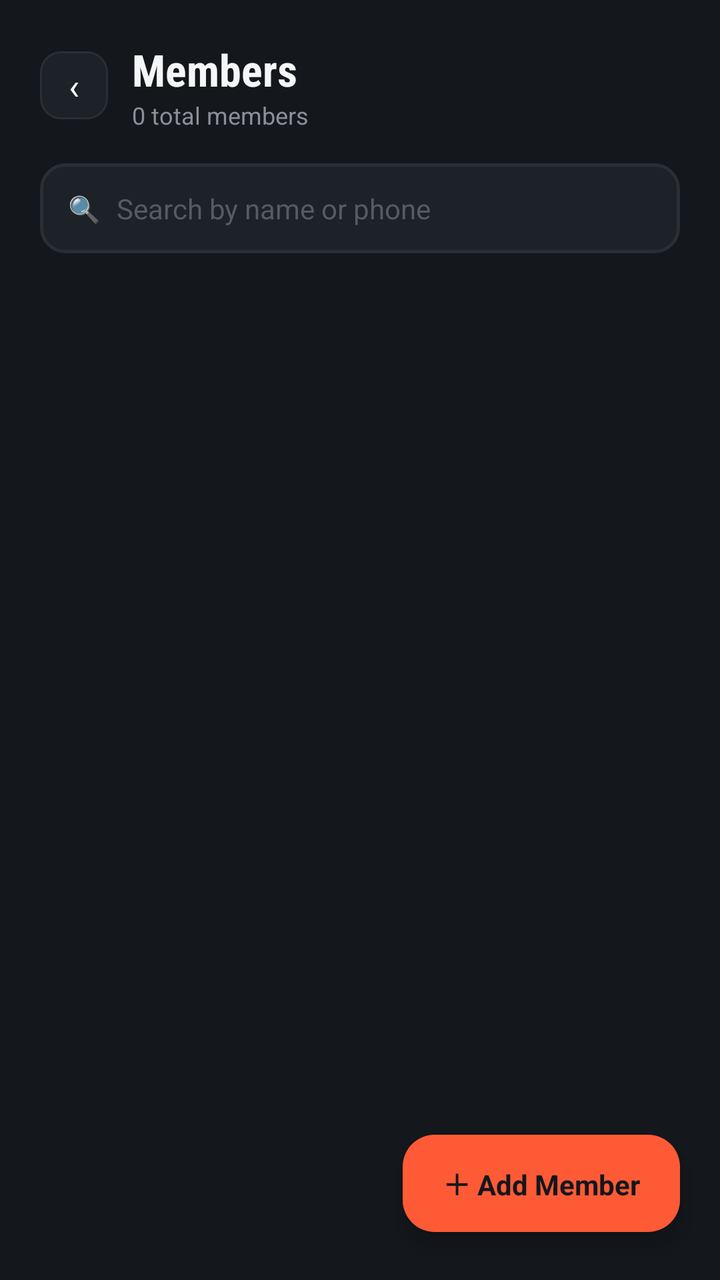
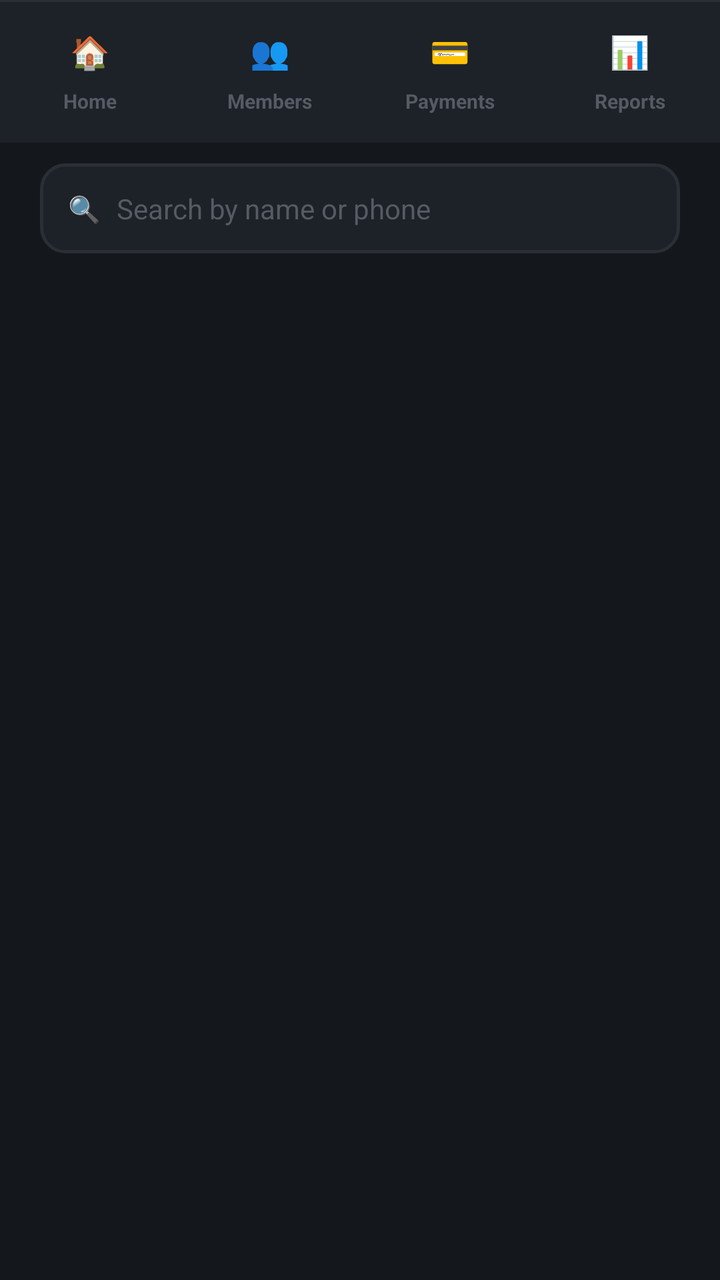

Two renders of the same Android screen: before a commit and after it. Below are the layout's source before the change and the commit's diff.
<!-- AndroidManifest.xml: application theme Theme.GymMembershipSystem -->
<!-- res/layout/activity_member_list.xml -->
<?xml version="1.0" encoding="utf-8"?>
<androidx.constraintlayout.widget.ConstraintLayout
    xmlns:android="http://schemas.android.com/apk/res/android"
    xmlns:app="http://schemas.android.com/apk/res-auto"
    android:layout_width="match_parent"
    android:layout_height="match_parent"
    android:background="@color/bg_dark">

    <LinearLayout
        android:id="@+id/headerGroup"
        android:layout_width="0dp"
        android:layout_height="wrap_content"
        android:orientation="vertical"
        android:padding="20dp"
        android:paddingTop="50dp"
        app:layout_constraintStart_toStartOf="parent"
        app:layout_constraintEnd_toEndOf="parent"
        app:layout_constraintTop_toTopOf="parent">

        <LinearLayout
            android:layout_width="match_parent"
            android:layout_height="wrap_content"
            android:orientation="horizontal"
            android:gravity="center_vertical"
            android:layout_marginBottom="16dp">

            <TextView
                android:id="@+id/btnBack"
                android:layout_width="34dp"
                android:layout_height="34dp"
                android:background="@drawable/bg_back_chip"
                android:gravity="center"
                android:text="‹"
                android:textColor="@color/text_primary"
                android:textSize="18sp"
                android:clickable="true"
                android:focusable="true" />

            <LinearLayout
                android:layout_width="0dp"
                android:layout_height="wrap_content"
                android:layout_weight="1"
                android:orientation="vertical"
                android:layout_marginStart="12dp">

                <TextView
                    android:layout_width="wrap_content"
                    android:layout_height="wrap_content"
                    android:text="Members"
                    android:textColor="@color/text_primary"
                    android:textSize="22sp"
                    android:fontFamily="sans-serif-condensed"
                    android:textStyle="bold" />

                <TextView
                    android:id="@+id/tvMemberCount"
                    android:layout_width="wrap_content"
                    android:layout_height="wrap_content"
                    android:text="0 total members"
                    android:textColor="@color/text_secondary"
                    android:textSize="12sp" />

            </LinearLayout>

        </LinearLayout>

        <LinearLayout
            android:layout_width="match_parent"
            android:layout_height="wrap_content"
            android:orientation="horizontal"
            android:gravity="center_vertical"
            android:background="@drawable/bg_search_box"
            android:paddingStart="14dp"
            android:paddingEnd="14dp">

            <TextView
                android:layout_width="wrap_content"
                android:layout_height="wrap_content"
                android:text="🔍"
                android:textSize="13sp"
                android:layout_marginEnd="8dp" />

            <EditText
                android:id="@+id/editSearch"
                android:layout_width="0dp"
                android:layout_height="wrap_content"
                android:layout_weight="1"
                android:background="@android:color/transparent"
                android:hint="Search by name or phone"
                android:inputType="text"
                android:paddingTop="13dp"
                android:paddingBottom="13dp"
                android:textColor="@color/text_primary"
                android:textColorHint="@color/text_muted"
                android:textSize="14sp" />

        </LinearLayout>

    </LinearLayout>

    <androidx.recyclerview.widget.RecyclerView
        android:id="@+id/recyclerMembers"
        android:layout_width="0dp"
        android:layout_height="0dp"
        android:paddingStart="20dp"
        android:paddingEnd="20dp"
        android:paddingBottom="90dp"
        android:clipToPadding="false"
        app:layout_constraintStart_toStartOf="parent"
        app:layout_constraintEnd_toEndOf="parent"
        app:layout_constraintTop_toBottomOf="@id/headerGroup"
        app:layout_constraintBottom_toBottomOf="parent" />

    <TextView
        android:id="@+id/tvEmpty"
        android:layout_width="wrap_content"
        android:layout_height="wrap_content"
        android:text="No members found.\nTap + to add one."
        android:textAlignment="center"
        android:textColor="@color/text_muted"
        android:textSize="13sp"
        android:visibility="gone"
        app:layout_constraintStart_toStartOf="parent"
        app:layout_constraintEnd_toEndOf="parent"
        app:layout_constraintTop_toBottomOf="@id/headerGroup"
        app:layout_constraintBottom_toBottomOf="parent"
        app:layout_constraintVertical_bias="0.3" />

    <LinearLayout
        android:id="@+id/btnAddMember"
        android:layout_width="wrap_content"
        android:layout_height="wrap_content"
        android:orientation="horizontal"
        android:gravity="center"
        android:background="@drawable/bg_fab"
        android:paddingStart="20dp"
        android:paddingEnd="20dp"
        android:paddingTop="14dp"
        android:paddingBottom="14dp"
        android:elevation="6dp"
        android:clickable="true"
        android:focusable="true"
        app:layout_constraintEnd_toEndOf="parent"
        app:layout_constraintBottom_toBottomOf="parent"
        android:layout_marginEnd="20dp"
        android:layout_marginBottom="24dp">

        <TextView
            android:layout_width="wrap_content"
            android:layout_height="wrap_content"
            android:text="＋ Add Member"
            android:textColor="@color/bg_dark"
            android:textSize="14sp"
            android:textStyle="bold" />

    </LinearLayout>

</androidx.constraintlayout.widget.ConstraintLayout>
<!-- resources referenced by this layout -->
<resources>
  <color name="bg_dark">#14171C</color>
  <color name="text_muted">#565B63</color>
  <color name="text_primary">#F5F6F7</color>
  <color name="text_secondary">#8A8F98</color>
  <!-- drawable bg_back_chip (drawable) -->
  <?xml version="1.0" encoding="utf-8"?>
  <shape xmlns:android="http://schemas.android.com/apk/res/android" android:shape="rectangle">
      <solid android:color="@color/surface_dark" />
      <stroke android:width="1dp" android:color="@color/border_dark" />
      <corners android:radius="10dp" />
  </shape>
  <!-- drawable bg_fab (drawable) -->
  <?xml version="1.0" encoding="utf-8"?>
  <shape xmlns:android="http://schemas.android.com/apk/res/android" android:shape="rectangle">
      <solid android:color="@color/accent_orange" />
      <corners android:radius="16dp" />
  </shape>
  <!-- drawable bg_search_box (drawable) -->
  <?xml version="1.0" encoding="utf-8"?>
  <shape xmlns:android="http://schemas.android.com/apk/res/android" android:shape="rectangle">
      <solid android:color="@color/surface_dark" />
      <stroke android:width="1.5dp" android:color="@color/border_dark" />
      <corners android:radius="12dp" />
  </shape>
  <style name="Theme.GymMembershipSystem" parent="Base.Theme.GymMembershipSystem" />
  <color name="surface_dark">#1D2128</color>
  <color name="border_dark">#2A2E35</color>
  <color name="accent_orange">#FF5A36</color>
  <style name="Base.Theme.GymMembershipSystem" parent="Theme.Material3.DayNight.NoActionBar">
          
          
      </style>
</resources>

<!-- the commit's change to res/layout/activity_member_list.xml (unified diff, before → after) -->
@@ -98,6 +98,13 @@
 
     </LinearLayout>
 
+    <include
+        android:id="@+id/bottomNavInclude"
+        layout="@layout/layout_bottom_nav"
+        app:layout_constraintStart_toStartOf="parent"
+        app:layout_constraintEnd_toEndOf="parent"
+        app:layout_constraintBottom_toBottomOf="parent" />
+
     <androidx.recyclerview.widget.RecyclerView
         android:id="@+id/recyclerMembers"
         android:layout_width="0dp"
@@ -109,7 +116,7 @@
         app:layout_constraintStart_toStartOf="parent"
         app:layout_constraintEnd_toEndOf="parent"
         app:layout_constraintTop_toBottomOf="@id/headerGroup"
-        app:layout_constraintBottom_toBottomOf="parent" />
+        app:layout_constraintBottom_toTopOf="@id/bottomNavInclude" />
 
     <TextView
         android:id="@+id/tvEmpty"
@@ -123,7 +130,7 @@
         app:layout_constraintStart_toStartOf="parent"
         app:layout_constraintEnd_toEndOf="parent"
         app:layout_constraintTop_toBottomOf="@id/headerGroup"
-        app:layout_constraintBottom_toBottomOf="parent"
+        app:layout_constraintBottom_toTopOf="@id/bottomNavInclude"
         app:layout_constraintVertical_bias="0.3" />
 
     <LinearLayout
@@ -141,9 +148,9 @@
         android:clickable="true"
         android:focusable="true"
         app:layout_constraintEnd_toEndOf="parent"
-        app:layout_constraintBottom_toBottomOf="parent"
+        app:layout_constraintBottom_toTopOf="@id/bottomNavInclude"
         android:layout_marginEnd="20dp"
-        android:layout_marginBottom="24dp">
+        android:layout_marginBottom="16dp">
 
         <TextView
             android:layout_width="wrap_content"
@@ -156,3 +163,162 @@
     </LinearLayout>
 
 </androidx.constraintlayout.widget.ConstraintLayout>
+<!-- res/layout/layout_bottom_nav.xml (included above) -->
+<?xml version="1.0" encoding="utf-8"?>
+<LinearLayout xmlns:android="http://schemas.android.com/apk/res/android"
+    android:layout_width="match_parent"
+    android:layout_height="wrap_content"
+    android:orientation="vertical">
+
+    <View
+        android:layout_width="match_parent"
+        android:layout_height="1dp"
+        android:background="@color/border_dark" />
+
+    <LinearLayout
+        android:layout_width="match_parent"
+        android:layout_height="wrap_content"
+        android:orientation="horizontal"
+        android:background="@color/surface_dark"
+        android:paddingTop="10dp"
+        android:paddingBottom="14dp">
+
+        <LinearLayout
+            android:id="@+id/navHome"
+            android:layout_width="0dp"
+            android:layout_height="wrap_content"
+            android:layout_weight="1"
+            android:orientation="vertical"
+            android:gravity="center"
+            android:clickable="true"
+            android:focusable="true">
+
+            <TextView
+                android:id="@+id/iconWrapHome"
+                android:layout_width="wrap_content"
+                android:layout_height="wrap_content"
+                android:paddingStart="14dp"
+                android:paddingEnd="14dp"
+                android:paddingTop="4dp"
+                android:paddingBottom="4dp"
+                android:text="🏠"
+                android:textSize="16sp"
+                android:gravity="center" />
+
+            <TextView
+                android:id="@+id/labelHome"
+                android:layout_width="wrap_content"
+                android:layout_height="wrap_content"
+                android:layout_marginTop="3dp"
+                android:text="Home"
+                android:textColor="@color/text_muted"
+                android:textSize="10sp"
+                android:textStyle="bold" />
+
+        </LinearLayout>
+
+        <LinearLayout
+            android:id="@+id/navMembers"
+            android:layout_width="0dp"
+            android:layout_height="wrap_content"
+            android:layout_weight="1"
+            android:orientation="vertical"
+            android:gravity="center"
+            android:clickable="true"
+            android:focusable="true">
+
+            <TextView
+                android:id="@+id/iconWrapMembers"
+                android:layout_width="wrap_content"
+                android:layout_height="wrap_content"
+                android:paddingStart="14dp"
+                android:paddingEnd="14dp"
+                android:paddingTop="4dp"
+                android:paddingBottom="4dp"
+                android:text="👥"
+                android:textSize="16sp"
+                android:gravity="center" />
+
+            <TextView
+                android:id="@+id/labelMembers"
+                android:layout_width="wrap_content"
+                android:layout_height="wrap_content"
+                android:layout_marginTop="3dp"
+                android:text="Members"
+                android:textColor="@color/text_muted"
+                android:textSize="10sp"
+                android:textStyle="bold" />
+
+        </LinearLayout>
+
+        <LinearLayout
+            android:id="@+id/navPayments"
+            android:layout_width="0dp"
+            android:layout_height="wrap_content"
+            android:layout_weight="1"
+            android:orientation="vertical"
+            android:gravity="center"
+            android:clickable="true"
+            android:focusable="true">
+
+            <TextView
+                android:id="@+id/iconWrapPayments"
+                android:layout_width="wrap_content"
+                android:layout_height="wrap_content"
+                android:paddingStart="14dp"
+                android:paddingEnd="14dp"
+                android:paddingTop="4dp"
+                android:paddingBottom="4dp"
+                android:text="💳"
+                android:textSize="16sp"
+                android:gravity="center" />
+
+            <TextView
+                android:id="@+id/labelPayments"
+                android:layout_width="wrap_content"
+                android:layout_height="wrap_content"
+                android:layout_marginTop="3dp"
+                android:text="Payments"
+                android:textColor="@color/text_muted"
+                android:textSize="10sp"
+                android:textStyle="bold" />
+
+        </LinearLayout>
+
+        <LinearLayout
+            android:id="@+id/navReports"
+            android:layout_width="0dp"
+            android:layout_height="wrap_content"
+            android:layout_weight="1"
+            android:orientation="vertical"
+            android:gravity="center"
+            android:clickable="true"
+            android:focusable="true">
+
+            <TextView
+                android:id="@+id/iconWrapReports"
+                android:layout_width="wrap_content"
+                android:layout_height="wrap_content"
+                android:paddingStart="14dp"
+                android:paddingEnd="14dp"
+                android:paddingTop="4dp"
+                android:paddingBottom="4dp"
+                android:text="📊"
+                android:textSize="16sp"
+                android:gravity="center" />
+
+            <TextView
+                android:id="@+id/labelReports"
+                android:layout_width="wrap_content"
+                android:layout_height="wrap_content"
+                android:layout_marginTop="3dp"
+                android:text="Reports"
+                android:textColor="@color/text_muted"
+                android:textSize="10sp"
+                android:textStyle="bold" />
+
+        </LinearLayout>
+
+    </LinearLayout>
+
+</LinearLayout>
